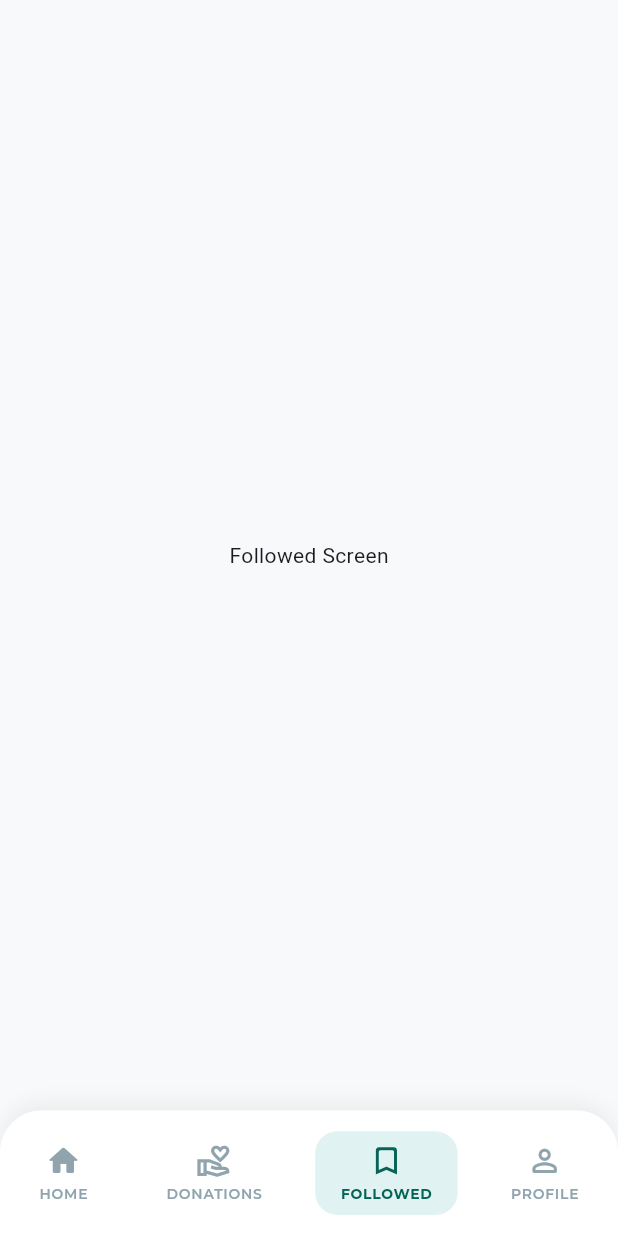
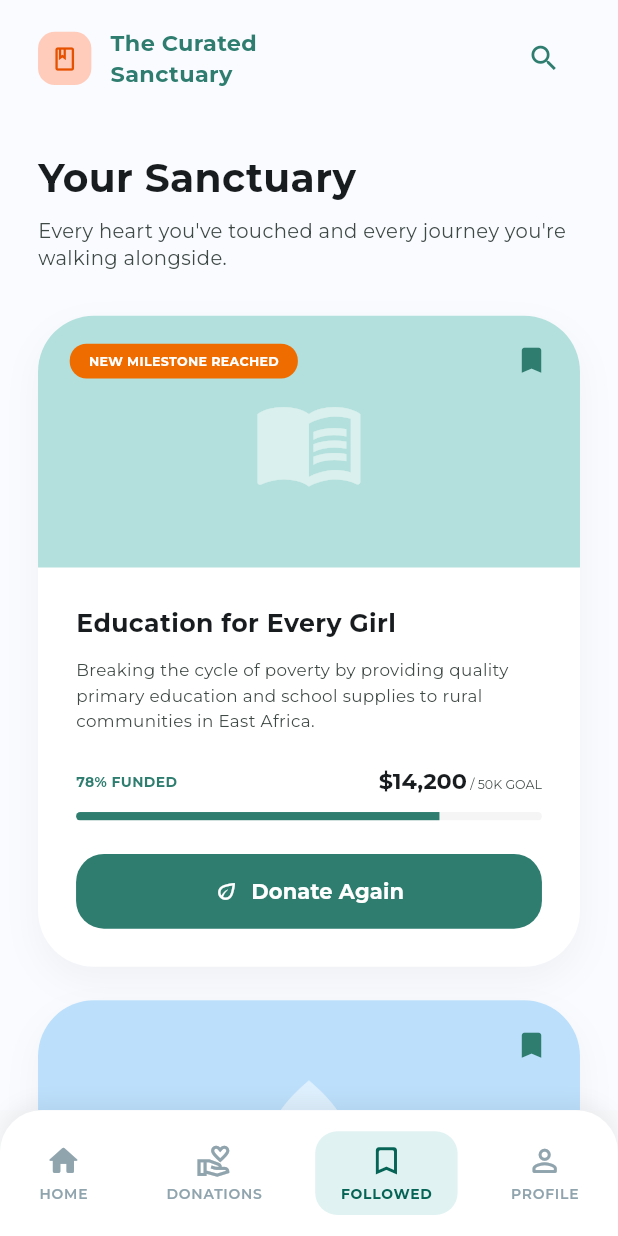
Before and after one commit to Ibrahim-Nasser0/donation_management_system_mobile, a Flutter app: the MainView screen opened by its route, item 3 of the bottom bar chosen, on a phone screen of 412 x 824 dp. Run offline on Flutter 3.47's test engine with Material 3 defaults, Android fonts, the phone set to English and light mode, and no system bars; our stand-ins replace dio, flutter_screenutil, font_awesome_flutter, gap, get_it, go_router and 1 more.

Commit message:
follwed ui

```diff
--- a/lib/features/followed/presentation/view/followed_view.dart
+++ b/lib/features/followed/presentation/view/followed_view.dart
@@ -0,0 +1,56 @@
+import 'package:donation_management_system_mobile/features/donations/presentation/view/widgets/donations_header.dart';
+import 'package:donation_management_system_mobile/features/followed/presentation/view/widgets/followed_card.dart';
+import 'package:donation_management_system_mobile/features/followed/presentation/view/widgets/followed_footer.dart';
+import 'package:donation_management_system_mobile/features/followed/presentation/view/widgets/followed_title.dart';
+import 'package:flutter/material.dart';
+import 'package:flutter_screenutil/flutter_screenutil.dart';
+import 'package:gap/gap.dart';
+
+class FollowedView extends StatelessWidget {
+  const FollowedView({super.key});
+
+  @override
+  Widget build(BuildContext context) {
+    return Scaffold(
+      backgroundColor: const Color(0xFFF9FBFF),
+      body: SafeArea(
+        child: SingleChildScrollView(
+          child: Padding(
+            padding: EdgeInsets.symmetric(horizontal: 24.w),
+            child: Column(
+              crossAxisAlignment: CrossAxisAlignment.start,
+              children: [
+                const DonationsHeader(),
+                Gap(24.h),
+                const FollowedTitle(),
+                Gap(32.h),
+                const FollowedCard(
+                  title: 'Education for Every Girl',
+                  description: 'Breaking the cycle of poverty by providing quality primary education and school supplies to rural communities in East Africa.',
+                  fundedInfo: '78% FUNDED',
+                  progress: 0.78,
+                  amount: '\$14,200',
+                  themeColor: Color(0xFF80CBC4),
+                  badge: 'New Milestone Reached',
+                  illustration: Icons.menu_book,
+                ),
+                const FollowedCard(
+                  title: 'Clean Water for Amara',
+                  description: 'Constructing sustainable deep-well water systems to eliminate water-borne diseases for 500 families in our base region.',
+                  fundedInfo: '42% FUNDED',
+                  progress: 0.42,
+                  amount: '\$8,400',
+                  themeColor: Color(0xFF90CAF9),
+                  illustration: Icons.water_drop,
+                ),
+                Gap(16.h),
+                const FollowedFooter(),
+                Gap(40.h),
+              ],
+            ),
+          ),
+        ),
+      ),
+    );
+  }
+}
--- /dev/null
+++ b/lib/features/followed/presentation/view/widgets/followed_card.dart
@@ -0,0 +1,191 @@
+import 'package:donation_management_system_mobile/core/constant/app_colors.dart';
+import 'package:flutter/material.dart';
+import 'package:flutter_screenutil/flutter_screenutil.dart';
+import 'package:gap/gap.dart';
+import 'package:google_fonts/google_fonts.dart';
+
+class FollowedCard extends StatelessWidget {
+  final String title;
+  final String description;
+  final String fundedInfo;
+  final double progress;
+  final String amount;
+  final Color themeColor;
+  final String? badge;
+  final IconData? illustration;
+
+  const FollowedCard({
+    super.key,
+    required this.title,
+    required this.description,
+    required this.fundedInfo,
+    required this.progress,
+    required this.amount,
+    required this.themeColor,
+    this.badge,
+    this.illustration,
+  });
+
+  @override
+  Widget build(BuildContext context) {
+    return Container(
+      margin: EdgeInsets.only(bottom: 24.h),
+      decoration: BoxDecoration(
+        color: Colors.white,
+        borderRadius: BorderRadius.circular(40.r),
+        boxShadow: [
+          BoxShadow(
+            color: Colors.black.withOpacity(0.04),
+            blurRadius: 20,
+            offset: const Offset(0, 10),
+          ),
+        ],
+      ),
+      child: Column(
+        crossAxisAlignment: CrossAxisAlignment.start,
+        children: [
+          _buildCover(),
+          _buildContent(),
+        ],
+      ),
+    );
+  }
+
+  Widget _buildCover() {
+    return Container(
+      height: 180.h,
+      width: double.infinity,
+      decoration: BoxDecoration(
+        color: themeColor.withOpacity(0.6),
+        borderRadius: BorderRadius.vertical(top: Radius.circular(40.r)),
+      ),
+      child: Stack(
+        children: [
+          if (illustration != null)
+            Center(
+              child: Icon(illustration, size: 80.sp, color: Colors.white.withOpacity(0.5)),
+            ),
+          if (badge != null)
+            Positioned(
+              top: 20.h,
+              left: 20.w,
+              child: Container(
+                padding: EdgeInsets.symmetric(horizontal: 12.w, vertical: 6.h),
+                decoration: BoxDecoration(
+                  color: Colors.orange[800],
+                  borderRadius: BorderRadius.circular(12.r),
+                ),
+                child: Text(
+                  badge!.toUpperCase(),
+                  style: GoogleFonts.montserrat(
+                    fontSize: 9.sp,
+                    fontWeight: FontWeight.bold,
+                    color: Colors.white,
+                  ),
+                ),
+              ),
+            ),
+          Positioned(
+            top: 20.h,
+            right: 20.w,
+            child: Icon(Icons.bookmark, color: const Color(0xFF2E7D6F), size: 24.sp),
+          ),
+        ],
+      ),
+    );
+  }
+
+  Widget _buildContent() {
+    return Padding(
+      padding: EdgeInsets.all(24.w),
+      child: Column(
+        crossAxisAlignment: CrossAxisAlignment.start,
+        children: [
+          Text(
+            title,
+            style: GoogleFonts.montserrat(
+              fontSize: 18.sp,
+              fontWeight: FontWeight.bold,
+              color: AppColors.headerText,
+            ),
+          ),
+          Gap(12.h),
+          Text(
+            description,
+            style: GoogleFonts.montserrat(
+              fontSize: 12.sp,
+              color: AppColors.lightText,
+              height: 1.5,
+            ),
+          ),
+          Gap(24.h),
+          Row(
+            mainAxisAlignment: MainAxisAlignment.spaceBetween,
+            children: [
+              Text(
+                fundedInfo,
+                style: GoogleFonts.montserrat(
+                  fontSize: 10.sp,
+                  fontWeight: FontWeight.bold,
+                  color: const Color(0xFF2E7D6F),
+                ),
+              ),
+              RichText(
+                text: TextSpan(
+                  children: [
+                    TextSpan(
+                      text: amount,
+                      style: GoogleFonts.montserrat(
+                        fontSize: 16.sp,
+                        fontWeight: FontWeight.bold,
+                        color: AppColors.headerText,
+                      ),
+                    ),
+                    TextSpan(
+                      text: ' / 50K GOAL',
+                      style: GoogleFonts.montserrat(
+                        fontSize: 9.sp,
+                        color: AppColors.lightText,
+                      ),
+                    ),
+                  ],
+                ),
+              ),
+            ],
+          ),
+          Gap(12.h),
+          ClipRRect(
+            borderRadius: BorderRadius.circular(4.r),
+            child: LinearProgressIndicator(
+              value: progress,
+              backgroundColor: Colors.grey[100],
+              valueColor: const AlwaysStoppedAnimation<Color>(Color(0xFF2E7D6F)),
+              minHeight: 6.h,
+            ),
+          ),
+          Gap(24.h),
+          SizedBox(
+            width: double.infinity,
+            child: ElevatedButton.icon(
+              onPressed: () {},
+              icon: Icon(Icons.eco_outlined, size: 18.sp),
+              label: Text(
+                'Donate Again',
+                style: GoogleFonts.montserrat(fontWeight: FontWeight.bold),
+              ),
+              style: ElevatedButton.styleFrom(
+                backgroundColor: const Color(0xFF2E7D6F),
+                foregroundColor: Colors.white,
+                padding: EdgeInsets.symmetric(vertical: 16.h),
+                shape: RoundedRectangleBorder(
+                  borderRadius: BorderRadius.circular(20.r),
+                ),
+                elevation: 0,
+              ),
+            ),
+          ),
+        ],
+      ),
+    );
+  }
+}
--- /dev/null
+++ b/lib/features/followed/presentation/view/widgets/followed_footer.dart
@@ -0,0 +1,59 @@
+import 'package:flutter/material.dart';
+import 'package:flutter_screenutil/flutter_screenutil.dart';
+import 'package:gap/gap.dart';
+import 'package:google_fonts/google_fonts.dart';
+
+class FollowedFooter extends StatelessWidget {
+  const FollowedFooter({super.key});
+
+  @override
+  Widget build(BuildContext context) {
+    return Container(
+      padding: EdgeInsets.all(32.w),
+      decoration: BoxDecoration(
+        color: const Color(0xFFF1F4F8).withOpacity(0.5),
+        borderRadius: BorderRadius.circular(40.r),
+      ),
+      child: Column(
+        children: [
+          Container(
+            padding: EdgeInsets.all(12.w),
+            decoration: BoxDecoration(
+              color: Colors.white,
+              shape: BoxShape.circle,
+              boxShadow: [
+                BoxShadow(
+                  color: Colors.black.withOpacity(0.05),
+                  blurRadius: 10,
+                ),
+              ],
+            ),
+            child: Icon(Icons.explore_outlined, color: const Color(0xFF2E7D6F), size: 24.sp),
+          ),
+          Gap(16.h),
+          Text(
+            'Looking for more to support?',
+            style: GoogleFonts.montserrat(
+              fontSize: 14.sp,
+              fontWeight: FontWeight.w600,
+              color: const Color(0xFF2E7D6F),
+            ),
+          ),
+          Gap(8.h),
+          TextButton(
+            onPressed: () {},
+            child: Text(
+              'Explore New Causes',
+              style: GoogleFonts.montserrat(
+                fontSize: 14.sp,
+                fontWeight: FontWeight.bold,
+                color: const Color(0xFF2E7D6F),
+                decoration: TextDecoration.underline,
+              ),
+            ),
+          ),
+        ],
+      ),
+    );
+  }
+}
--- /dev/null
+++ b/lib/features/followed/presentation/view/widgets/followed_title.dart
@@ -0,0 +1,35 @@
+import 'package:donation_management_system_mobile/core/constant/app_colors.dart';
+import 'package:flutter/material.dart';
+import 'package:flutter_screenutil/flutter_screenutil.dart';
+import 'package:gap/gap.dart';
+import 'package:google_fonts/google_fonts.dart';
+
+class FollowedTitle extends StatelessWidget {
+  const FollowedTitle({super.key});
+
+  @override
+  Widget build(BuildContext context) {
+    return Column(
+      crossAxisAlignment: CrossAxisAlignment.start,
+      children: [
+        Text(
+          'Your Sanctuary',
+          style: GoogleFonts.montserrat(
+            fontSize: 28.sp,
+            fontWeight: FontWeight.bold,
+            color: AppColors.headerText,
+          ),
+        ),
+        Gap(8.h),
+        Text(
+          'Every heart you\'ve touched and every journey you\'re walking alongside.',
+          style: GoogleFonts.montserrat(
+            fontSize: 14.sp,
+            color: AppColors.lightText,
+            height: 1.4,
+          ),
+        ),
+      ],
+    );
+  }
+}
--- a/lib/features/home/presentation/view/main_view.dart
+++ b/lib/features/home/presentation/view/main_view.dart
@@ -1,5 +1,6 @@
 import 'package:donation_management_system_mobile/features/home/presentation/view/widgets/custom_bottom_navbar.dart';
 import 'package:donation_management_system_mobile/features/donations/presentation/view/donations_view.dart';
+import 'package:donation_management_system_mobile/features/followed/presentation/view/followed_view.dart';
 import 'package:donation_management_system_mobile/features/profile/presentation/view/profile_view.dart';
 import 'package:flutter/material.dart';
 
@@ -16,7 +17,7 @@ class _MainViewState extends State<MainView> {
   final List<Widget> _screens = [
     const Center(child: Text('Home Screen')),
     const DonationsView(),
-    const Center(child: Text('Followed Screen')),
+    const FollowedView(),
     const ProfileView(),
   ];
 
```
